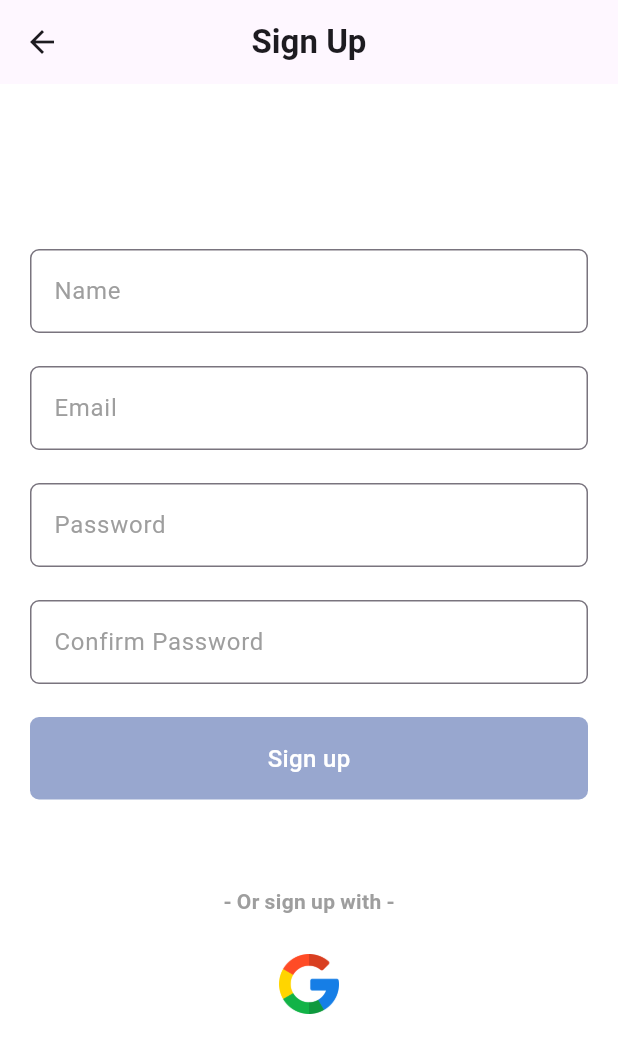
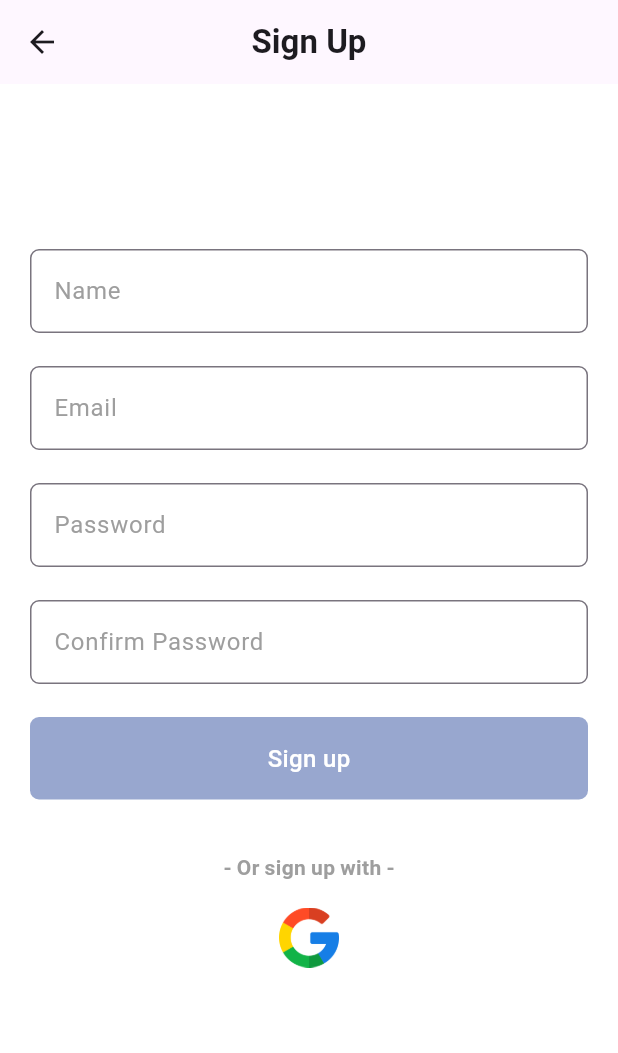
Before and after one commit to Nikks27/chating_app, a Flutter app: the screen it shows after launch, after a tap on "Sign up", on a phone screen of 412 x 824 dp. Shown: the top 1053 px of the screen. Run offline on Flutter 3.47's test engine with Material 3 defaults, Android fonts, the phone set to English and light mode, and no system bars; our stand-ins replace cloud_firestore, firebase_auth, firebase_core, get, google_fonts, google_sign_in; accounts and stored records are empty; network calls fail; Roboto replaces fonts that are missing (Exo).

Commit message:
....;;;;;'''

```diff
--- a/lib/View/home/authchek..dart
+++ /dev/null
@@ -1,16 +0,0 @@
-import 'package:flutter/material.dart';
-import '../../services/auth_services.dart';
-import '../sign_in.dart';
-import 'home_page.dart';
-
-
-class AuthCheack extends StatelessWidget {
-  const AuthCheack({super.key});
-
-  @override
-  Widget build(BuildContext context) {
-    return (AuthService.authService.getCurrentUser() == null)
-        ? const SignIn()
-        : const HomePage();
-  }
-}
--- a/lib/View/home/splashscreen.dart
+++ b/lib/View/home/splashscreen.dart
@@ -22,7 +22,7 @@ class _SplashScreenState extends State<SplashScreen>
       duration:  Duration(seconds: 2);
 
     Timer(
-      const Duration(seconds: 2),
+       Duration(seconds: 2),
           () {
         Navigator.of(context).pushNamed('/Auth');
       },
--- a/lib/View/sign_in.dart
+++ b/lib/View/sign_in.dart
@@ -5,6 +5,7 @@ import 'package:google_fonts/google_fonts.dart';
 import '../controller/auth_controller.dart';
 import '../services/auth_services.dart';
 import '../services/google_services.dart';
+import 'home/home_page.dart';
 class SignIn extends StatelessWidget {
   const SignIn({super.key});
 
@@ -19,12 +20,12 @@ class SignIn extends StatelessWidget {
       ),
       body:SingleChildScrollView(
         child: Padding(
-          padding: const EdgeInsets.only(left: 20, right: 20, top: 130),
+          padding: EdgeInsets.only(left: 20, right: 20, top: 130),
           child: Column(
             children: [
               TextField(
                 controller: controller.txtEmail,
-                decoration: const InputDecoration(
+                decoration: InputDecoration(
                   hintText: 'Email',
                   border: OutlineInputBorder(
                     borderRadius: BorderRadius.all(
@@ -33,12 +34,12 @@ class SignIn extends StatelessWidget {
                   ),
                 ),
               ),
-              const SizedBox(
+               SizedBox(
                 height: 27,
               ),
               TextField(
                 controller: controller.txtPassword,
-                decoration: const InputDecoration(
+                decoration:  InputDecoration(
                   hintText: 'Password',
                   border: OutlineInputBorder(
                     borderRadius: BorderRadius.all(
@@ -47,7 +48,7 @@ class SignIn extends StatelessWidget {
                   ),
                 ),
               ),
-              const SizedBox(
+               SizedBox(
                 height: 27,
               ),
               GestureDetector(
@@ -69,13 +70,13 @@ class SignIn extends StatelessWidget {
                 child: Container(
                   height: 55,
                   width: double.infinity,
-                  decoration: const BoxDecoration(
+                  decoration:  BoxDecoration(
                     borderRadius: BorderRadius.all(
                       Radius.circular(6),
                     ),
                     color: Color(0xff98a7cf,),
                   ),
-                  child: const Center(
+                  child: Center(
                     child: Text(
                       'Sign in',
                       style: TextStyle(
@@ -87,7 +88,7 @@ class SignIn extends StatelessWidget {
                   ),
                 ),
               ),
-              const SizedBox(height: 58,),
+               SizedBox(height: 40,),
               Text(
                 '- Or sign in with -',
                 style: GoogleFonts.exo(
@@ -96,7 +97,7 @@ class SignIn extends StatelessWidget {
                   fontWeight: FontWeight.w600,
                 ),
               ),
-              const SizedBox(height: 25,),
+               SizedBox(height: 20,),
               Row(
                 mainAxisAlignment: MainAxisAlignment.center,
                 children: [
@@ -116,13 +117,13 @@ class SignIn extends StatelessWidget {
                   ),
                 ],
               ),
-              const SizedBox(height: 50),
+               SizedBox(height: 25),
               Row(
                 mainAxisAlignment: MainAxisAlignment.center,
                 children: [
                   Text(
                     'Don`t have an account?',
-                    style: TextStyle(color: Colors.grey[600]),
+                    style: TextStyle(color: Colors.grey,fontSize: 16),
                   ),
                   GestureDetector(
                     onTap: () {
@@ -131,7 +132,6 @@ class SignIn extends StatelessWidget {
                     child: Text(
                       'Sign up',
                       style: TextStyle(
-                        // color: Colors.blue,
                         fontWeight: FontWeight.w400,
                       ),
                     ),
@@ -145,3 +145,13 @@ class SignIn extends StatelessWidget {
     );
   }
 }
+class AuthCheack extends StatelessWidget {
+  const AuthCheack({super.key});
+
+  @override
+  Widget build(BuildContext context) {
+    return (AuthService.authService.getCurrentUser() == null)
+        ? const SignIn()
+        : const HomePage();
+  }
+}
--- a/lib/View/sign_up.dart
+++ b/lib/View/sign_up.dart
@@ -23,12 +23,12 @@ class SignUp extends StatelessWidget {
       ),
       body: SingleChildScrollView(
         child: Padding(
-          padding: const EdgeInsets.only(left: 20, right: 20, top: 110),
+          padding: EdgeInsets.only(left: 20, right: 20, top: 110),
           child: Column(
             children: [
               TextField(
                 controller: controller.txtName,
-                decoration: const InputDecoration(
+                decoration: InputDecoration(
                   hintStyle: TextStyle(color: Colors.grey),
                   hintText: 'Name',
                   border: OutlineInputBorder(
@@ -38,11 +38,11 @@ class SignUp extends StatelessWidget {
                   ),
                 ),
               ),
-              const SizedBox(height: 22),
+              SizedBox(height: 22),
               TextField(
                 controller: controller.txtEmail,
                 cursorColor: Colors.grey,
-                decoration: const InputDecoration(
+                decoration:  InputDecoration(
                   hintStyle: TextStyle(color: Colors.grey),
                   hintText: 'Email',
                   border: OutlineInputBorder(
@@ -52,10 +52,10 @@ class SignUp extends StatelessWidget {
                   ),
                 ),
               ),
-              const SizedBox(height: 22),
+              SizedBox(height: 22),
               TextField(
                 controller: controller.txtPassword,
-                decoration: const InputDecoration(
+                decoration: InputDecoration(
                   hintStyle: TextStyle(color: Colors.grey),
                   hintText: 'Password',
                   border: OutlineInputBorder(
@@ -68,7 +68,7 @@ class SignUp extends StatelessWidget {
               SizedBox(height: 22),
               TextField(
                 controller: controller.txtConfirm,
-                decoration: const InputDecoration(
+                decoration: InputDecoration(
                   hintStyle: TextStyle(color: Colors.grey),
                   hintText: 'Confirm Password',
                   border: OutlineInputBorder(
@@ -78,13 +78,12 @@ class SignUp extends StatelessWidget {
                   ),
                 ),
               ),
-              const SizedBox(height: 22),
+               SizedBox(height: 22),
               GestureDetector(
                 onTap: () {
                   if (controller.txtPassword.text == controller.txtConfirm.text) {
                     AuthService.authService.createAccountWithEmailAndPassword(
                         controller.txtEmail.text, controller.txtPassword.text);
-
                     UserModel user = UserModel(
                       name: controller.txtName.text,
                       email: controller.txtEmail.text,
@@ -103,13 +102,13 @@ class SignUp extends StatelessWidget {
                 child: Container(
                   height: 55,
                   width: double.infinity,
-                  decoration: const BoxDecoration(
+                  decoration: BoxDecoration(
                     borderRadius: BorderRadius.all(
                       Radius.circular(6),
                     ),
                     color: Color(0xff98a7cf),
                   ),
-                  child: const Center(
+                  child: Center(
                     child: Text(
                       'Sign up',
                       style: TextStyle(
@@ -121,7 +120,7 @@ class SignUp extends StatelessWidget {
                   ),
                 ),
               ),
-              const SizedBox(height: 58),
+               SizedBox(height: 35),
               Text(
                 '- Or sign up with -',
                 style: GoogleFonts.exo(
@@ -130,7 +129,7 @@ class SignUp extends StatelessWidget {
                   fontWeight: FontWeight.w600,
                 ),
               ),
-              const SizedBox(height: 25),
+               SizedBox(height: 17),
               Row(
                 mainAxisAlignment: MainAxisAlignment.center,
                 children: [
@@ -143,10 +142,7 @@ class SignUp extends StatelessWidget {
                         Get.offAndToNamed('/home');
                       }
                     },
-                    child: Image.asset(
-                      'assets/google.png',
-                      height: 40,
-                    ),
+                    child: Image.asset('assets/google.png', height: 40),
                   ),
                 ],
               ),
--- a/lib/main.dart
+++ b/lib/main.dart
@@ -24,11 +24,11 @@ class MyApp extends StatelessWidget {
     return GetMaterialApp(
       debugShowCheckedModeBanner: false,
       getPages: [
-        GetPage(name: '/', page: () => const SplashScreen()),
-        GetPage(name: '/Auth', page: () => const AuthCheack()),
-        GetPage(name: '/signIn', page: () => const SignIn()),
-        GetPage(name: '/SignUp', page: () => const SignUp()),
-        GetPage(name: '/home', page: () => const HomePage()),
+        GetPage(name: '/', page: () =>  SplashScreen()),
+        GetPage(name: '/Auth', page: () =>  AuthCheack()),
+        GetPage(name: '/signIn', page: () =>  SignIn()),
+        GetPage(name: '/SignUp', page: () =>  SignUp()),
+        GetPage(name: '/home', page: () =>  HomePage()),
       ],
     );
   }
```
